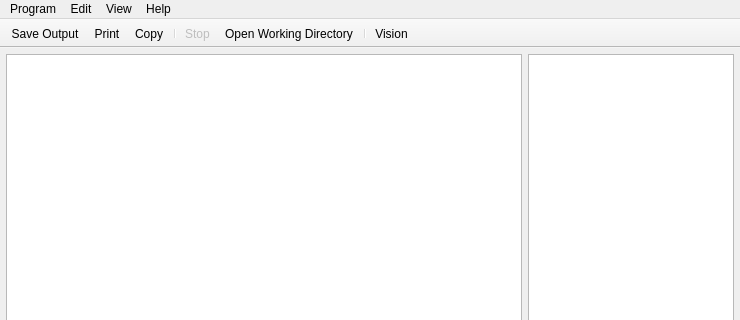
kipr/computer, file ui/main_window.ui: the form before one commit; both pictures show x 0 to 740 and y 0 to 320 of the 740 by 588 pixel window.
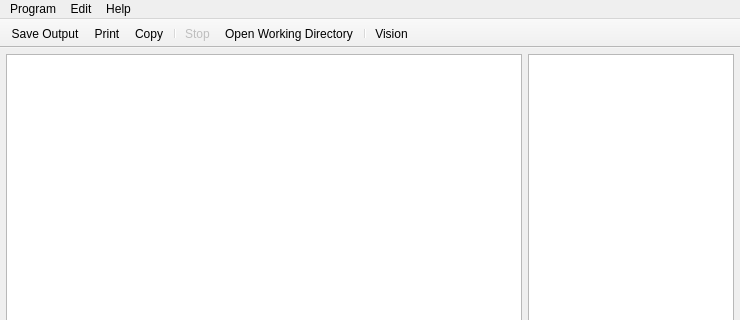
The form after the commit. Icons and pictures are not drawn. Custom widgets are drawn as their Qt base class.

```diff
--- a/ui/main_window.ui
+++ b/ui/main_window.ui
@@ -115,11 +115,6 @@
     </property>
     <addaction name="actionAbout"/>
    </widget>
-   <widget class="QMenu" name="menuView">
-    <property name="title">
-     <string>View</string>
-    </property>
-   </widget>
    <widget class="QMenu" name="menuProgram">
     <property name="title">
      <string>Program</string>
@@ -136,7 +131,6 @@
    </widget>
    <addaction name="menuProgram"/>
    <addaction name="menuEdit"/>
-   <addaction name="menuView"/>
    <addaction name="menuHelp"/>
   </widget>
   <widget class="QToolBar" name="toolBar">
```
Left out of the diff: 3 changed lines with no effect on the pictures.
